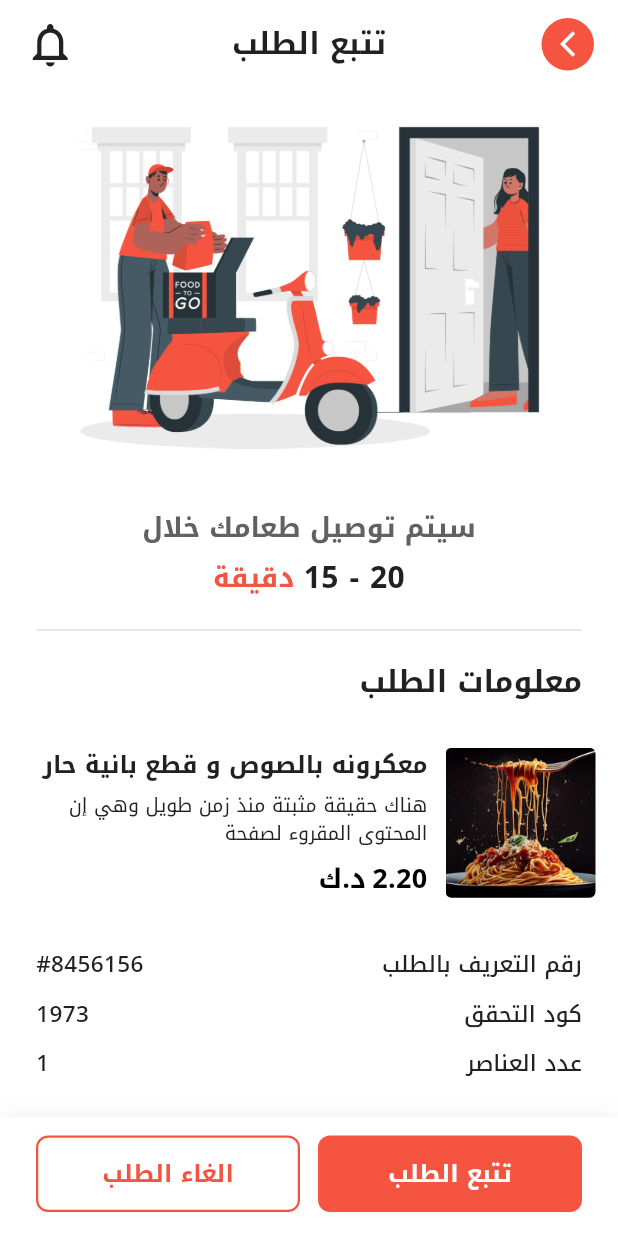
After one commit to Mohamed-MX/Bel-Hana-Flutter-Food-App, a Flutter app: the TrackOrderScreen screen opened by its route, on a phone screen of 412 x 824 dp. The commit adds this screen. Run offline on Flutter 3.47's test engine with Material 3 defaults, Android fonts, the phone set to English and light mode, and no system bars.

Commit message:
track order page

```diff
--- a/lib/core/constants/app_assets.dart
+++ b/lib/core/constants/app_assets.dart
@@ -26,4 +26,8 @@ class AppAssets {
   // Dish Images (new)
   static const String spicyBurger = '$_imagesPath/burger.png';
   static const String shrimpDish = '$_imagesPath/shrimp_dish.png';
+
+  // Track Order Page
+  static const String deliveryIllustration = '$_imagesPath/delivery_illustration.png';
+  static const String pastaDish = '$_imagesPath/pasta_dish.png';
 }
--- a/lib/core/constants/app_colors.dart
+++ b/lib/core/constants/app_colors.dart
@@ -5,14 +5,14 @@ class AppColors {
   AppColors._();
 
   // Primary Colors - Coral/Salmon theme
-  static const Color primary = Color(0xFFE53935);
-  static const Color primaryLight = Color(0xFFFF6F60);
-  static const Color primaryDark = Color(0xFFAB000D);
+  static const Color primary = Color(0xFFF55540);
+  static const Color primaryLight = Color(0xFFF55540);
+  static const Color primaryDark = Color(0xFFF55540);
 
   // Accent Colors
   static const Color accent = Color(0xFFFFD600);
   static const Color accentLight = Color(0xFFFFF176);
-  static const Color coral = Color(0xFFFF7043);
+  static const Color coral = Color(0xFFF55540);
   static const Color coralLight = Color(0xFFFFAB91);
 
   // Pink Card Gradients
@@ -29,7 +29,7 @@ class AppColors {
 
   // Text Colors
   static const Color textPrimary = Color(0xFF212121);
-  static const Color textSecondary = Color(0xFF757575);
+  static const Color textSecondary = Color(0xFF212121);
   static const Color textOnPrimary = Colors.white;
 
   // Background Colors
--- a/lib/core/theme/app_theme.dart
+++ b/lib/core/theme/app_theme.dart
@@ -8,6 +8,7 @@ class AppTheme {
   static ThemeData get lightTheme {
     return ThemeData(
       useMaterial3: true,
+      fontFamily: 'NotoKufiArabic',
       colorScheme: ColorScheme.fromSeed(
         seedColor: AppColors.primary,
         primary: AppColors.primary,
--- a/lib/main.dart
+++ b/lib/main.dart
@@ -6,6 +6,7 @@ import 'presentation/home/home_screen.dart';
 import 'presentation/home/home_viewmodel.dart';
 import 'presentation/trending/trending_screen.dart';
 import 'presentation/trending/trending_viewmodel.dart';
+import 'presentation/track_order/track_order_screen.dart';
 
 void main() {
   runApp(const MyApp());
@@ -39,6 +40,7 @@ class MyApp extends StatelessWidget {
         home: const HomeScreen(),
         routes: {
           '/trending': (context) => const TrendingScreen(),
+          '/track-order': (context) => const TrackOrderScreen(),
         },
       ),
     );
--- a/lib/presentation/home/home_screen.dart
+++ b/lib/presentation/home/home_screen.dart
@@ -158,8 +158,10 @@ class HomeScreen extends StatelessWidget {
             textDirection: TextDirection.rtl,
             child: Row(
               children: [
-                // Profile Avatar on RIGHT side (RTL start)
-                Container(
+                // Profile Avatar on RIGHT side (RTL start) → navigates to Track Order
+                GestureDetector(
+                  onTap: () => Navigator.pushNamed(context, '/track-order'),
+                  child: Container(
                     width: 42,
                     height: 42,
                     decoration: BoxDecoration(
@@ -182,6 +184,7 @@ class HomeScreen extends StatelessWidget {
                             ),
                           );
                         },
+                      ),
                     ),
                   ),
                 ),
@@ -267,7 +270,9 @@ class HomeScreen extends StatelessWidget {
               mainAxisAlignment: MainAxisAlignment.spaceBetween,
               children: [
                 // Cart button with count
-                Container(
+                GestureDetector(
+                  onTap: () => Navigator.pushNamed(context, '/track-order'),
+                  child: Container(
                   padding: const EdgeInsets.symmetric(
                     horizontal: 20,
                     vertical: 12,
@@ -308,7 +313,7 @@ class HomeScreen extends StatelessWidget {
                     ],
                   ),
                 ),
-
+                ),
                 // Total price (if items in cart)
                 if (viewModel.cartCount > 0)
                   Directionality(
--- /dev/null
+++ b/lib/presentation/track_order/track_order_screen.dart
@@ -0,0 +1,384 @@
+import 'package:flutter/material.dart';
+import '../../core/constants/app_colors.dart';
+import '../../core/constants/app_assets.dart';
+
+/// Track Order Screen - تتبع الطلب
+class TrackOrderScreen extends StatelessWidget {
+  const TrackOrderScreen({super.key});
+
+  @override
+  Widget build(BuildContext context) {
+    return Directionality(
+      textDirection: TextDirection.rtl,
+      child: Scaffold(
+        backgroundColor: Colors.white,
+        body: SafeArea(
+          child: Column(
+            children: [
+              // Scrollable content
+              Expanded(
+                child: SingleChildScrollView(
+                  child: Column(
+                    crossAxisAlignment: CrossAxisAlignment.stretch,
+                    children: [
+                      // Header
+                      _buildHeader(context),
+
+                      // Delivery Illustration
+                      Padding(
+                        padding: const EdgeInsets.symmetric(vertical: 24),
+                        child: Image.asset(
+                          AppAssets.deliveryIllustration,
+                          height: 220,
+                          fit: BoxFit.contain,
+                        ),
+                      ),
+
+                      const SizedBox(height: 16),
+
+                      // Delivery time text
+                      Center(
+                        child: Column(
+                          children: [
+                            const Text(
+                              'سيتم توصيل طعامك خلال',
+                              style: TextStyle(
+                                fontSize: 18,
+                                fontWeight: FontWeight.bold,
+                                color: AppColors.greyDark,
+                              ),
+                            ),
+                            const SizedBox(height: 6),
+                            // Time on RIGHT of دقيقة (in RTL: time first, then دقيقة)
+                            Row(
+                              mainAxisAlignment: MainAxisAlignment.center,
+                              children: [
+                                Text(
+                                  '20 - 15',
+                                  style: TextStyle(
+                                    fontSize: 20,
+                                    fontWeight: FontWeight.bold,
+                                    color: AppColors.textPrimary,
+                                    decorationColor: AppColors.textPrimary,
+                                    decorationThickness: 2,
+                                  ),
+                                ),
+                                const SizedBox(width: 6),
+                                Text(
+                                  'دقيقة',
+                                  style: TextStyle(
+                                    fontSize: 18,
+                                    fontWeight: FontWeight.bold,
+                                    color: AppColors.coral,
+                                    decorationColor: AppColors.coral,
+                                    decorationThickness: 2,
+                                  ),
+                                ),
+                              ],
+                            ),
+                          ],
+                        ),
+                      ),
+
+                      const SizedBox(height: 12),
+
+                      // Divider
+                      const Divider(
+                        color: Color(0xFFE0E0E0),
+                        thickness: 1,
+                        indent: 24,
+                        endIndent: 24,
+                      ),
+
+                      const SizedBox(height: 12),
+
+                      // Order Info Section Header
+                      Padding(
+                        padding: const EdgeInsets.symmetric(horizontal: 24),
+                        child: Align(
+                          alignment: Alignment.centerRight,
+                          child: Text(
+                            'معلومات الطلب',
+                            style: TextStyle(
+                              fontSize: 20,
+                              fontWeight: FontWeight.bold,
+                              color: AppColors.textPrimary,
+                            ),
+                          ),
+                        ),
+                      ),
+
+                      const SizedBox(height: 16),
+
+                      // Food Item Card
+                      _buildFoodItemCard(),
+
+                      const SizedBox(height: 20),
+
+
+                      _buildOrderDetailsList(),
+
+                      const SizedBox(height: 24),
+                    ],
+                  ),
+                ),
+              ),
+
+              // Bottom Buttons
+              _buildBottomButtons(context),
+            ],
+          ),
+        ),
+      ),
+    );
+  }
+
+  /// Header: back arrow on LEFT, title centered, bell on RIGHT
+  Widget _buildHeader(BuildContext context) {
+    return Padding(
+      padding: const EdgeInsets.fromLTRB(16, 12, 16, 8),
+      child: Row(
+        children: [
+          // Back arrow button (RIGHT side visually = first in RTL Row)
+          GestureDetector(
+            onTap: () => Navigator.of(context).pop(),
+            child: Container(
+              width: 35,
+              height: 35,
+              decoration: BoxDecoration(
+                color: AppColors.coral,
+                shape: BoxShape.circle,
+              ),
+              child: const Icon(
+                Icons.arrow_forward_ios,
+                color: Colors.white,
+                size: 20,
+              ),
+            ),
+          ),
+
+          // Title centered
+          const Expanded(
+            child: Center(
+              child: Text(
+                'تتبع الطلب',
+                style: TextStyle(
+                  fontSize: 20,
+                  fontWeight: FontWeight.bold,
+                  color: AppColors.textPrimary,
+                ),
+              ),
+            ),
+          ),
+
+          // Bell icon (LEFT side visually = last in RTL Row)
+          const Icon(
+            Icons.notifications_none_outlined,
+            color: AppColors.textSecondary,
+            size: 35,
+          ),
+        ],
+      ),
+    );
+  }
+
+  /// Food item card: image on RIGHT, text on LEFT
+  Widget _buildFoodItemCard() {
+    return Padding(
+      padding: const EdgeInsets.symmetric(horizontal: 2),
+      child: Container(
+        padding: const EdgeInsets.all(12),
+        decoration: BoxDecoration(
+          color: const Color(0xFFFFFFFF),
+          borderRadius: BorderRadius.circular(16),
+          border: Border.all(
+            color: const Color(0xFFFFFFFF),
+            width: 1,
+          ),
+        ),
+        child: Row(
+          children: [
+            // Pasta image (RIGHT side visually = first in RTL Row)
+            ClipRRect(
+              borderRadius: BorderRadius.circular(4),
+              child: Image.asset(
+                AppAssets.pastaDish,
+                width: 100,
+                height: 100,
+                fit: BoxFit.cover,
+              ),
+            ),
+
+            const SizedBox(width: 12),
+
+            // Text content (LEFT side visually = second in RTL Row)
+            Expanded(
+              child: Column(
+                crossAxisAlignment: CrossAxisAlignment.start,
+                children: [
+                  const Text(
+                    'معكرونه بالصوص و قطع بانية حار',
+                    style: TextStyle(
+                      fontSize: 16,
+                      fontWeight: FontWeight.bold,
+                      color: AppColors.textPrimary,
+                    ),
+                    maxLines: 2,
+                    overflow: TextOverflow.ellipsis,
+                  ),
+                  const SizedBox(height: 6),
+                  Text(
+                    'هناك حقيقة مثبتة منذ زمن طويل وهي إن المحتوى المقروء لصفحة',
+                    style: TextStyle(
+                      fontSize: 13,
+                      color: AppColors.textSecondary,
+                      height: 1.5,
+                    ),
+                    maxLines: 2,
+                    overflow: TextOverflow.ellipsis,
+                  ),
+                  const SizedBox(height: 8),
+                  Row(
+                    children: [
+                      Text(
+                        '2.20',
+                        style: TextStyle(
+                          fontSize: 18,
+                          fontWeight: FontWeight.bold,
+                          color: AppColors.black,
+                        ),
+                      ),
+                      const SizedBox(width: 4),
+                      Text(
+                        'د.ك',
+                        style: TextStyle(
+                          fontSize: 18,
+                          fontWeight: FontWeight.bold,
+                          color: AppColors.black,
+                        ),
+                      ),
+                    ],
+                  ),
+                ],
+              ),
+            ),
+          ],
+        ),
+      ),
+    );
+  }
+
+  /// Order details list data
+  static const List<Map<String, String>> _orderDetails = [
+    {'label': 'رقم التعريف بالطلب', 'value': '#8456156'},
+    {'label': 'كود التحقق', 'value': '1973'},
+    {'label': 'عدد العناصر', 'value': '1'},
+  ];
+
+  /// Order detail (each item) using ListView.builder
+  Widget _buildOrderDetailsList() {
+    return ListView.builder(
+      shrinkWrap: true,
+      physics: const NeverScrollableScrollPhysics(),
+      padding: const EdgeInsets.symmetric(horizontal: 24),
+      itemCount: _orderDetails.length,
+      itemBuilder: (context, index) {
+        final item = _orderDetails[index];
+        return Padding(
+          padding: const EdgeInsets.only(bottom: 12),
+          child: Row(
+            mainAxisAlignment: MainAxisAlignment.spaceBetween,
+            children: [
+              Text(
+                item['label']!,
+                style: const TextStyle(
+                  fontSize: 15,
+                  fontWeight: FontWeight.w500,
+                  color: AppColors.textSecondary,
+                ),
+              ),
+              Text(
+                item['value']!,
+                style: const TextStyle(
+                  fontSize: 15,
+                  fontWeight: FontWeight.w500,
+                  color: AppColors.textPrimary,
+                ),
+              ),
+            ],
+          ),
+        );
+      },
+    );
+  }
+
+  /// Bottom action buttons
+  Widget _buildBottomButtons(BuildContext context) {
+    return Container(
+      padding: const EdgeInsets.fromLTRB(24, 12, 24, 16),
+      decoration: BoxDecoration(
+        color: Colors.white,
+        boxShadow: [
+          BoxShadow(
+            color: Colors.black.withValues(alpha: 0.05),
+            blurRadius: 10,
+            offset: const Offset(0, -2),
+          ),
+        ],
+      ),
+      child: Row(
+        children: [
+          // تتبع الطلب (Track Order) - filled coral button (right in RTL)
+          Expanded(
+            child: ElevatedButton(
+              onPressed: () {},
+              style: ElevatedButton.styleFrom(
+                backgroundColor: AppColors.coral,
+                foregroundColor: Colors.white,
+                padding: const EdgeInsets.symmetric(vertical: 14),
+                shape: RoundedRectangleBorder(
+                  borderRadius: BorderRadius.circular(8),
+                ),
+                elevation: 0,
+              ),
+              child: const Text(
+                'تتبع الطلب',
+                style: TextStyle(
+                  fontSize: 16,
+                  fontWeight: FontWeight.bold,
+                ),
+              ),
+            ),
+          ),
+
+          const SizedBox(width: 12),
+
+          // الغاء الطلب (Cancel Order) - outlined button (left in RTL)
+          Expanded(
+            child: OutlinedButton(
+              onPressed: () {},
+              style: OutlinedButton.styleFrom(
+                foregroundColor: AppColors.coral,
+                padding: const EdgeInsets.symmetric(vertical: 14),
+                shape: RoundedRectangleBorder(
+                  borderRadius: BorderRadius.circular(8),
+                ),
+                side: const BorderSide(
+                  color: AppColors.coral,
+                  width: 1.5,
+                ),
+              ),
+              child: const Text(
+                'الغاء الطلب',
+                style: TextStyle(
+                  fontSize: 16,
+                  fontWeight: FontWeight.bold,
+                ),
+              ),
+            ),
+          ),
+        ],
+      ),
+    );
+  }
+}
```
Also changed, not shown: pubspec.yaml (+4 -19 lines), assets/fonts/NotoKufiArabic-VariableFont_wght.ttf (added), assets/images/delivery_illustration.png (added), assets/images/pasta_dish.png (added). Lines whose indentation alone changed are shown as unchanged.
